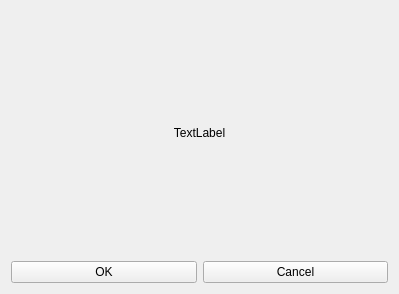
Old version of the form epyq/hmidialog.ui in the repository epcpower/st.
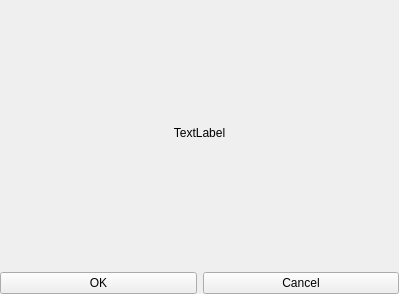
New version of the form.

Commit message: Set style_small for dialog

The edit to the form file:
```diff
--- a/epyq/hmidialog.ui
+++ b/epyq/hmidialog.ui
@@ -14,6 +14,18 @@
    <string>Form</string>
   </property>
   <layout class="QVBoxLayout" name="verticalLayout">
+   <property name="leftMargin">
+    <number>0</number>
+   </property>
+   <property name="topMargin">
+    <number>0</number>
+   </property>
+   <property name="rightMargin">
+    <number>0</number>
+   </property>
+   <property name="bottomMargin">
+    <number>0</number>
+   </property>
    <item>
     <widget class="QLabel" name="label">
      <property name="sizePolicy">
```
Left out of the diff: 3 changed lines with no effect on the pictures.
